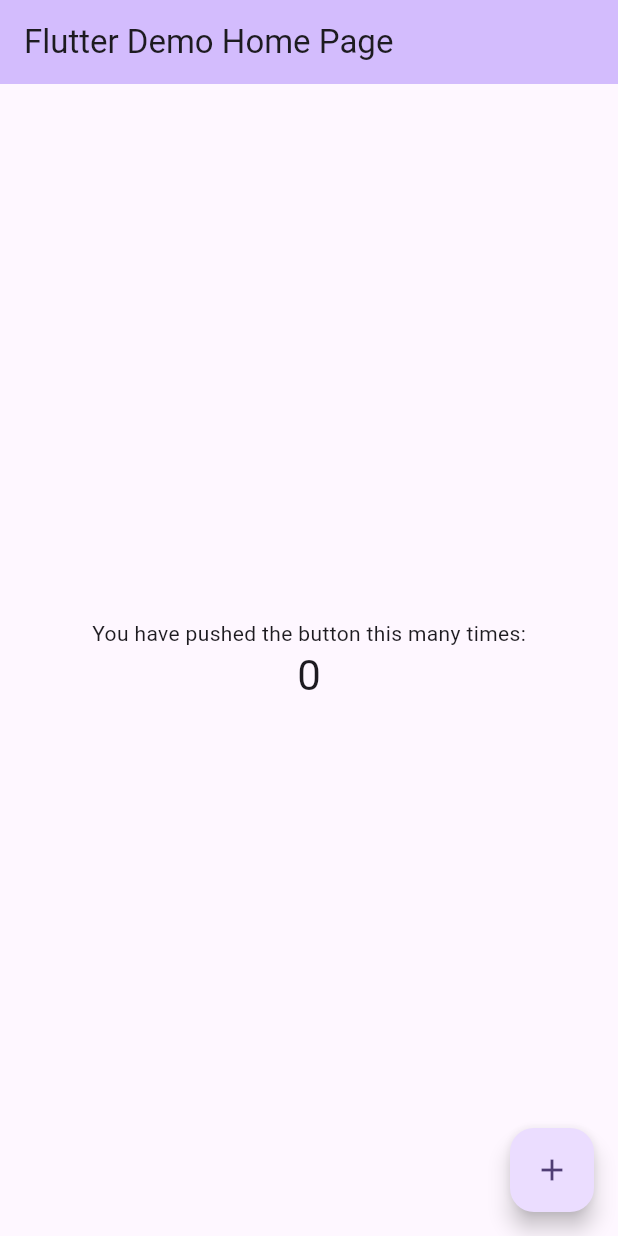
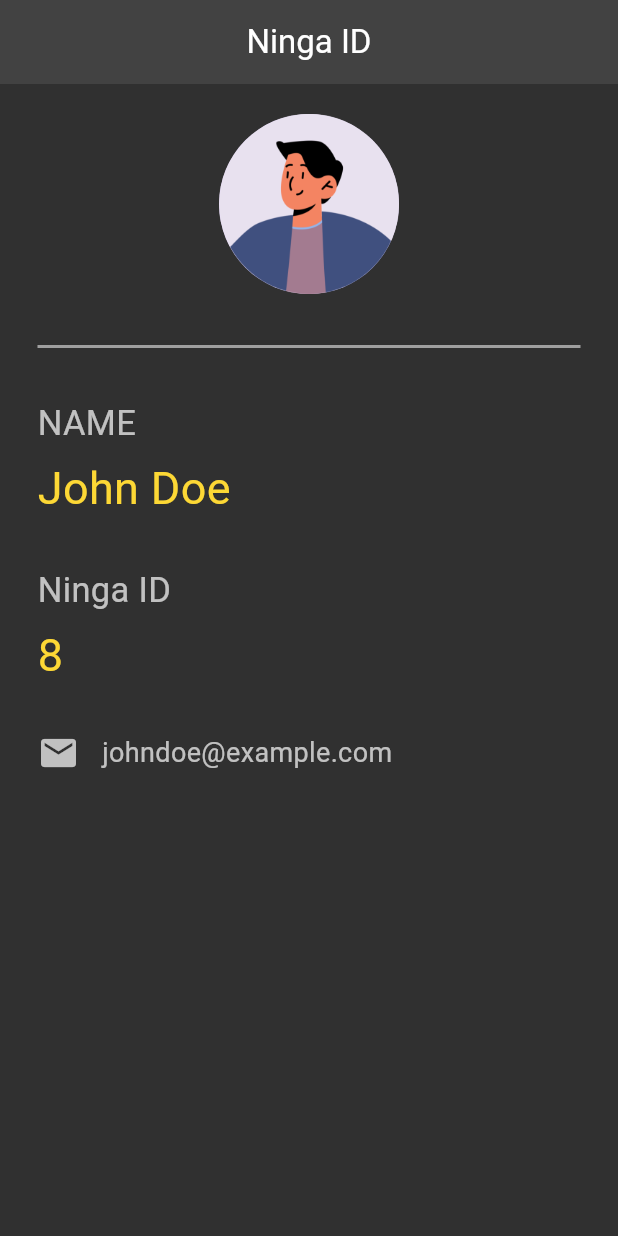
Before and after one commit to codemanbh/ningaApp, a Flutter app: the screen it shows after launch, on a phone screen of 412 x 824 dp. Run offline on Flutter 3.47's test engine with Material 3 defaults, Android fonts, the light colour scheme and no system bars.

Commit message:
created the page

```diff
--- a/lib/main.dart
+++ b/lib/main.dart
@@ -1,125 +1,87 @@
 import 'package:flutter/material.dart';
 
 void main() {
-  runApp(const MyApp());
+  runApp(MaterialApp(home: Home()));
 }
 
-class MyApp extends StatelessWidget {
-  const MyApp({super.key});
-
+class Home extends StatelessWidget {
   // This widget is the root of your application.
   @override
   Widget build(BuildContext context) {
-    return MaterialApp(
-      title: 'Flutter Demo',
-      theme: ThemeData(
-        // This is the theme of your application.
-        //
-        // TRY THIS: Try running your application with "flutter run". You'll see
-        // the application has a purple toolbar. Then, without quitting the app,
-        // try changing the seedColor in the colorScheme below to Colors.green
-        // and then invoke "hot reload" (save your changes or press the "hot
-        // reload" button in a Flutter-supported IDE, or press "r" if you used
-        // the command line to start the app).
-        //
-        // Notice that the counter didn't reset back to zero; the application
-        // state is not lost during the reload. To reset the state, use hot
-        // restart instead.
-        //
-        // This works for code too, not just values: Most code changes can be
-        // tested with just a hot reload.
-        colorScheme: ColorScheme.fromSeed(seedColor: Colors.deepPurple),
-        useMaterial3: true,
+    return Scaffold(
+      backgroundColor: Colors.grey[850],
+      appBar: AppBar(
+        title: Text("Ninga ID",
+            style: TextStyle(
+              color: Colors.white,
+            )),
+        centerTitle: true,
+        backgroundColor: Colors.grey[800],
       ),
-      home: const MyHomePage(title: 'Flutter Demo Home Page'),
+      body: Container(
+        padding: EdgeInsets.symmetric(vertical: 20, horizontal: 25),
+        child: Column(
+          mainAxisAlignment: MainAxisAlignment.start,
+          crossAxisAlignment: CrossAxisAlignment.start,
+          children: [
+            Center(
+                child: CircleAvatar(
+              child: Image.asset(
+                "assets/avatar.png",
+              ),
+              radius: 60,
+            )),
+            Divider(
+                thickness: 2,
+                color: const Color.fromARGB(137, 255, 255, 255),
+                height: 70),
+            Text(
+              "NAME",
+              style: TextStyle(fontSize: 23, color: Colors.white70),
+            ),
+            SizedBox(
+              height: 5,
+            ),
+            Text(
+              "John Doe",
+              style: TextStyle(fontSize: 30, color: Colors.yellow[600]),
+            ),
+            SizedBox(
+              height: 30,
+            ),
+            Text(
+              "Ninga ID",
+              style: TextStyle(fontSize: 23, color: Colors.white70),
+            ),
+            SizedBox(
+              height: 5,
+            ),
+            Text(
+              "8",
+              style: TextStyle(fontSize: 30, color: Colors.yellow[600]),
+            ),
+            SizedBox(
+              height: 30,
+            ),
+            Row(
+              children: [
+                Icon(
+                  Icons.email,
+                  color: Colors.white70,
+                  size: 28,
+                ),
+                SizedBox(
+                  width: 15,
+                ),
+                Text(
+                  "johndoe@example.com",
+                  style: TextStyle(color: Colors.white70, fontSize: 18),
+                )
+              ],
+            )
+          ],
+        ),
+      ),
     );
   }
 }
-
-class MyHomePage extends StatefulWidget {
-  const MyHomePage({super.key, required this.title});
-
-  // This widget is the home page of your application. It is stateful, meaning
-  // that it has a State object (defined below) that contains fields that affect
-  // how it looks.
-
-  // This class is the configuration for the state. It holds the values (in this
-  // case the title) provided by the parent (in this case the App widget) and
-  // used by the build method of the State. Fields in a Widget subclass are
-  // always marked "final".
-
-  final String title;
-
-  @override
-  State<MyHomePage> createState() => _MyHomePageState();
-}
-
-class _MyHomePageState extends State<MyHomePage> {
-  int _counter = 0;
-
-  void _incrementCounter() {
-    setState(() {
-      // This call to setState tells the Flutter framework that something has
-      // changed in this State, which causes it to rerun the build method below
-      // so that the display can reflect the updated values. If we changed
-      // _counter without calling setState(), then the build method would not be
-      // called again, and so nothing would appear to happen.
-      _counter++;
-    });
-  }
-
-  @override
-  Widget build(BuildContext context) {
-    // This method is rerun every time setState is called, for instance as done
-    // by the _incrementCounter method above.
-    //
-    // The Flutter framework has been optimized to make rerunning build methods
-    // fast, so that you can just rebuild anything that needs updating rather
-    // than having to individually change instances of widgets.
-    return Scaffold(
-      appBar: AppBar(
-        // TRY THIS: Try changing the color here to a specific color (to
-        // Colors.amber, perhaps?) and trigger a hot reload to see the AppBar
-        // change color while the other colors stay the same.
-        backgroundColor: Theme.of(context).colorScheme.inversePrimary,
-        // Here we take the value from the MyHomePage object that was created by
-        // the App.build method, and use it to set our appbar title.
-        title: Text(widget.title),
-      ),
-      body: Center(
-        // Center is a layout widget. It takes a single child and positions it
-        // in the middle of the parent.
-        child: Column(
-          // Column is also a layout widget. It takes a list of children and
-          // arranges them vertically. By default, it sizes itself to fit its
-          // children horizontally, and tries to be as tall as its parent.
-          //
-          // Column has various properties to control how it sizes itself and
-          // how it positions its children. Here we use mainAxisAlignment to
-          // center the children vertically; the main axis here is the vertical
-          // axis because Columns are vertical (the cross axis would be
-          // horizontal).
-          //
-          // TRY THIS: Invoke "debug painting" (choose the "Toggle Debug Paint"
-          // action in the IDE, or press "p" in the console), to see the
-          // wireframe for each widget.
-          mainAxisAlignment: MainAxisAlignment.center,
-          children: <Widget>[
-            const Text(
-              'You have pushed the button this many times:',
-            ),
-            Text(
-              '$_counter',
-              style: Theme.of(context).textTheme.headlineMedium,
-            ),
-          ],
-        ),
-      ),
-      floatingActionButton: FloatingActionButton(
-        onPressed: _incrementCounter,
-        tooltip: 'Increment',
-        child: const Icon(Icons.add),
-      ), // This trailing comma makes auto-formatting nicer for build methods.
-    );
-  }
-}
```
Also changed, not shown: pubspec.yaml (+4 -6 lines), assets/avatar.png (added).
